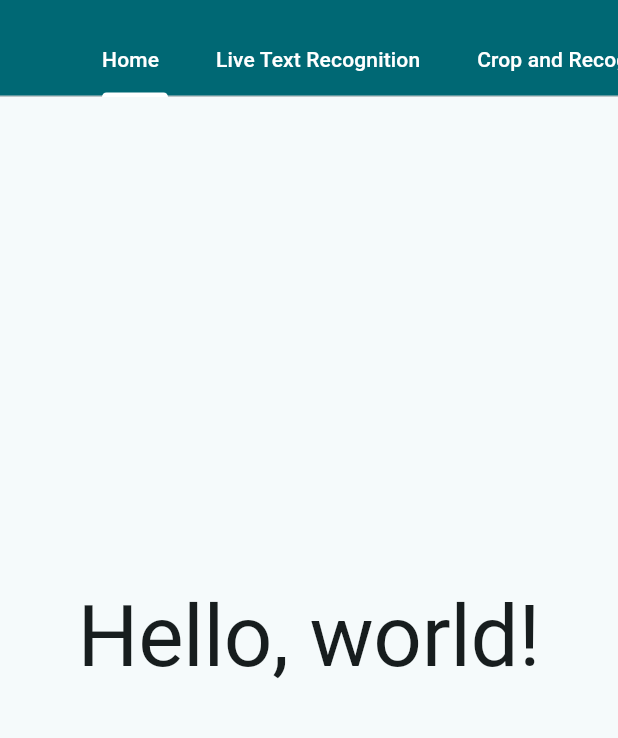
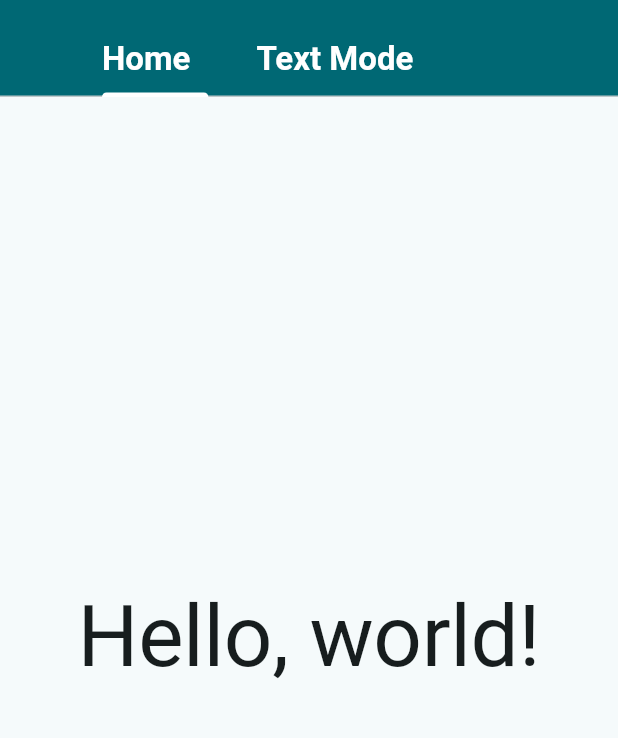
Before and after one commit to Almouhannad/SightMate-Mobile-Application, a Flutter app: the screen it shows after launch, on a phone screen of 412 x 824 dp, the part 59-797 px from its top. Run offline on Flutter 3.47's test engine with Material 3 defaults, Android fonts, the phone set to English and light mode, and no system bars; our stand-ins replace camera, flutter_tts, get_it, shared_preferences; missing offline and left inert: google_mlkit_text_recognition.

Commit message:
Configure home page

```diff
--- a/lib/modules/home/presentation/home_page.dart
+++ b/lib/modules/home/presentation/home_page.dart
@@ -1,6 +1,9 @@
 import 'package:flutter/material.dart';
+import 'package:get_it/get_it.dart';
 import 'package:sight_mate/modules/home/presentation/app_drawer.dart';
+import 'package:sight_mate/modules/ocr/presentation/ocr_presentation.dart';
 import 'package:sight_mate/modules/shared/i18n/data/l10n/l10n.dart';
+import 'package:sight_mate/modules/shared/tts/domain/tts_domain.dart';
 
 class HomePage extends StatelessWidget {
   const HomePage({super.key});
@@ -8,7 +11,7 @@ class HomePage extends StatelessWidget {
   @override
   Widget build(BuildContext context) {
     return DefaultTabController(
-      length: 3,
+      length: 2,
       child: Scaffold(
         drawer: const AppDrawer(),
         appBar: AppBar(
@@ -16,17 +19,15 @@ class HomePage extends StatelessWidget {
           bottom: TabBar(
             isScrollable: true,
             tabs: [
-              const TabBarItem(text: 'Home'),
-              const TabBarItem(text: 'Live Text Recognition'),
-              const TabBarItem(text: 'Crop and Recognize Text'),
+              TabBarItem(text: L10n.current.home),
+              TabBarItem(text: L10n.current.textMode),
             ],
           ),
         ),
         body: const TabBarView(
           children: [
-            HelloWorldWidget(),
-            HelloWorldWidget(),
-            HelloWorldWidget(),
+            DisposablePage(child: HelloWorldWidget()),
+            DisposablePage(child: CropTextDetectScreen()),
           ],
         ),
       ),
@@ -41,19 +42,64 @@ class TabBarItem extends StatelessWidget {
   @override
   Widget build(BuildContext context) {
     final theme = Theme.of(context);
-    final textStyle = theme.textTheme.labelLarge!.copyWith(
+    final textStyle = theme.textTheme.titleLarge!.copyWith(
       color: theme.colorScheme.onPrimary,
+      fontWeight: FontWeight.bold,
     );
     return Tab(
-      child: Row(
-        children: [Text(text, style: textStyle), const SizedBox(width: 6)],
+      child: Padding(
+        padding: const EdgeInsets.symmetric(vertical: 8.0),
+        child: Row(
+          children: [
+            Text(text, style: textStyle, semanticsLabel: text),
+            const SizedBox(width: 12),
+          ],
+        ),
       ),
     );
   }
 }
 
-class HelloWorldWidget extends StatelessWidget {
+class DisposablePage extends StatefulWidget {
+  final Widget child;
+  const DisposablePage({super.key, required this.child});
+
+  @override
+  State<DisposablePage> createState() => _DisposablePageState();
+}
+
+class _DisposablePageState extends State<DisposablePage>
+    with AutomaticKeepAliveClientMixin {
+  @override
+  bool get wantKeepAlive => false;
+
+  @override
+  Widget build(BuildContext context) {
+    super.build(context);
+    return widget.child;
+  }
+}
+
+class HelloWorldWidget extends StatefulWidget {
   const HelloWorldWidget({super.key});
+
+  @override
+  State<HelloWorldWidget> createState() => _HelloWorldWidgetState();
+}
+
+class _HelloWorldWidgetState extends State<HelloWorldWidget> {
+  final _ttsProvider = GetIt.I.get<TtsProvider>();
+
+  @override
+  void initState() {
+    super.initState();
+    _announcePage();
+  }
+
+  Future<void> _announcePage() async {
+    await _ttsProvider.speak(L10n.current.home);
+  }
+
   @override
   Widget build(BuildContext context) {
     final theme = Theme.of(context);
--- a/lib/modules/shared/i18n/data/l10n/arb/intl_ar.arb
+++ b/lib/modules/shared/i18n/data/l10n/arb/intl_ar.arb
@@ -45,5 +45,8 @@
     "@replay": {},
 
     "textMode": "وضع النص",
-    "@textMode": {}
+    "@textMode": {},
+
+    "home": "الصفحة الرئيسية",
+    "@home": {}
 }
--- a/lib/modules/shared/i18n/data/l10n/arb/intl_en.arb
+++ b/lib/modules/shared/i18n/data/l10n/arb/intl_en.arb
@@ -45,5 +45,8 @@
     "@replay": {},
 
     "textMode": "Text Mode",
-    "@textMode": {}
+    "@textMode": {},
+
+    "home": "Home",
+    "@home": {}
 }
--- a/lib/modules/shared/i18n/data/l10n/intl/messages_ar.dart
+++ b/lib/modules/shared/i18n/data/l10n/intl/messages_ar.dart
@@ -30,6 +30,7 @@ class MessageLookup extends MessageLookupByLibrary {
       "حدث خطأ!\nيرجى المحاولة مرة أخرى",
     ),
     "helloWorld": MessageLookupByLibrary.simpleMessage("مرحباً"),
+    "home": MessageLookupByLibrary.simpleMessage("الصفحة الرئيسية"),
     "incorrectSelection": MessageLookupByLibrary.simpleMessage(
       "اختيار غير صحيح!\nيرجى المحاولة مرة أخرى",
     ),
--- a/lib/modules/shared/i18n/data/l10n/intl/messages_en.dart
+++ b/lib/modules/shared/i18n/data/l10n/intl/messages_en.dart
@@ -30,6 +30,7 @@ class MessageLookup extends MessageLookupByLibrary {
       "An error occurred!\nPlease try again",
     ),
     "helloWorld": MessageLookupByLibrary.simpleMessage("Hello, world!"),
+    "home": MessageLookupByLibrary.simpleMessage("Home"),
     "incorrectSelection": MessageLookupByLibrary.simpleMessage(
       "Incorrect selection!\nPlease try again",
     ),
--- a/lib/modules/shared/i18n/data/l10n/l10n.dart
+++ b/lib/modules/shared/i18n/data/l10n/l10n.dart
@@ -163,6 +163,11 @@ class L10n {
   String get textMode {
     return Intl.message('Text Mode', name: 'textMode', desc: '', args: []);
   }
+
+  /// `Home`
+  String get home {
+    return Intl.message('Home', name: 'home', desc: '', args: []);
+  }
 }
 
 class AppLocalizationDelegate extends LocalizationsDelegate<L10n> {
```
